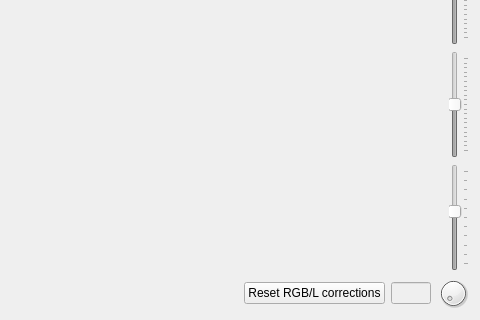
First picture: the form in previewform.ui, repository 607011/vstripe, before the edit; both pictures show x 141 to 621 and y 186 to 506 of the 621 by 506 pixel window.
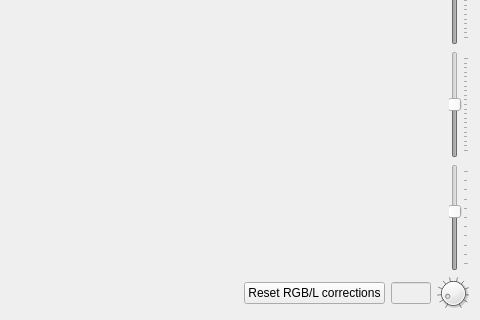
Second picture: the form after the edit.

Patch:
```diff
--- a/previewform.ui
+++ b/previewform.ui
@@ -305,16 +305,16 @@
           <string>correction amplification factor (logarithmic)</string>
          </property>
          <property name="minimum">
-          <number>1000</number>
+          <number>0</number>
          </property>
          <property name="maximum">
-          <number>3000</number>
+          <number>110</number>
          </property>
          <property name="pageStep">
-          <number>100</number>
+          <number>1</number>
          </property>
          <property name="value">
-          <number>1000</number>
+          <number>10</number>
          </property>
          <property name="orientation">
           <enum>Qt::Vertical</enum>
@@ -329,7 +329,7 @@
           <double>10.000000000000000</double>
          </property>
          <property name="notchesVisible">
-          <bool>false</bool>
+          <bool>true</bool>
          </property>
         </widget>
        </item>
```
